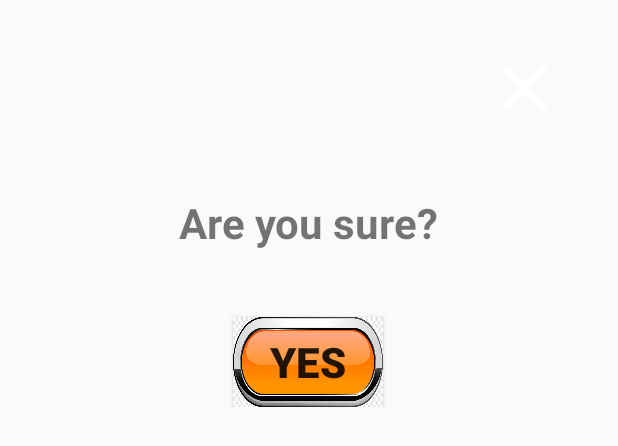
After one commit to WadeQ/GADS-2020-Project-Test, an Android app: the layout submit_dialog.xml on its own in the app's theme, with its tools: preview values and no code run, on a phone screen of 412 x 824 dp. The commit adds this screen. Shown: the top 446 px of the screen. Run offline under Robolectric (Android 15) with nearby library versions, the phone set to English and light mode, and no system bars.

Commit message:
added dialogs to submit activity

```diff
--- /dev/null
+++ b/app/src/main/res/drawable/ic_baseline_close.xml
@@ -0,0 +1,5 @@
+<vector android:height="24dp" android:tint="#FFFFFF"
+    android:viewportHeight="24" android:viewportWidth="24"
+    android:width="24dp" xmlns:android="http://schemas.android.com/apk/res/android">
+    <path android:fillColor="@android:color/white" android:pathData="M19,6.41L17.59,5 12,10.59 6.41,5 5,6.41 10.59,12 5,17.59 6.41,19 12,13.41 17.59,19 19,17.59 13.41,12z"/>
+</vector>
--- /dev/null
+++ b/app/src/main/res/layout/submit_dialog.xml
@@ -0,0 +1,50 @@
+<?xml version="1.0" encoding="utf-8"?>
+<androidx.constraintlayout.widget.ConstraintLayout
+    xmlns:android="http://schemas.android.com/apk/res/android"
+    xmlns:app="http://schemas.android.com/apk/res-auto"
+    xmlns:tools="http://schemas.android.com/tools"
+    android:orientation="vertical"
+    android:layout_width="match_parent"
+    android:layout_height="wrap_content"
+    android:padding="16dp">
+
+
+    <TextView
+        android:id="@+id/textView"
+        android:layout_width="wrap_content"
+        android:layout_height="wrap_content"
+        android:layout_marginTop="44dp"
+        android:text="@string/are_you_sure"
+        android:textAllCaps="false"
+        android:textSize="28sp"
+        android:textStyle="bold"
+        app:layout_constraintEnd_toEndOf="parent"
+        app:layout_constraintHorizontal_bias="0.497"
+        app:layout_constraintStart_toStartOf="parent"
+        app:layout_constraintTop_toBottomOf="@+id/imageView" />
+
+    <androidx.appcompat.widget.AppCompatImageView
+        android:id="@+id/imageView"
+        android:layout_width="59dp"
+        android:layout_height="53dp"
+        android:layout_marginTop="16dp"
+        android:layout_marginEnd="16dp"
+        app:layout_constraintEnd_toEndOf="parent"
+        app:layout_constraintTop_toTopOf="parent"
+        app:srcCompat="@drawable/ic_baseline_close" />
+
+    <Button
+        android:id="@+id/button"
+        android:layout_width="100dp"
+        android:layout_height="60dp"
+        android:layout_marginTop="44dp"
+        android:background="@drawable/agreed"
+        android:text="@string/yes"
+        android:textAllCaps="true"
+        android:textSize="28sp"
+        android:textStyle="bold"
+        app:layout_constraintEnd_toEndOf="parent"
+        app:layout_constraintHorizontal_bias="0.498"
+        app:layout_constraintStart_toStartOf="parent"
+        app:layout_constraintTop_toBottomOf="@+id/textView" />
+</androidx.constraintlayout.widget.ConstraintLayout>
--- a/app/src/main/res/values/strings.xml
+++ b/app/src/main/res/values/strings.xml
@@ -21,4 +21,6 @@
     values-round/strings.xml for round devices.
     -->
     <string name="hello_world">Hello Square World!</string>
+    <string name="are_you_sure">Are you sure?</string>
+    <string name="yes">YES</string>
 </resources>
```
Also changed, not shown: app/src/main/res/drawable/agree.png (added), app/src/main/res/drawable/agreed.png (added), app/src/main/res/drawable/failure.png (added), app/src/main/res/drawable/save_successful.png (added).
